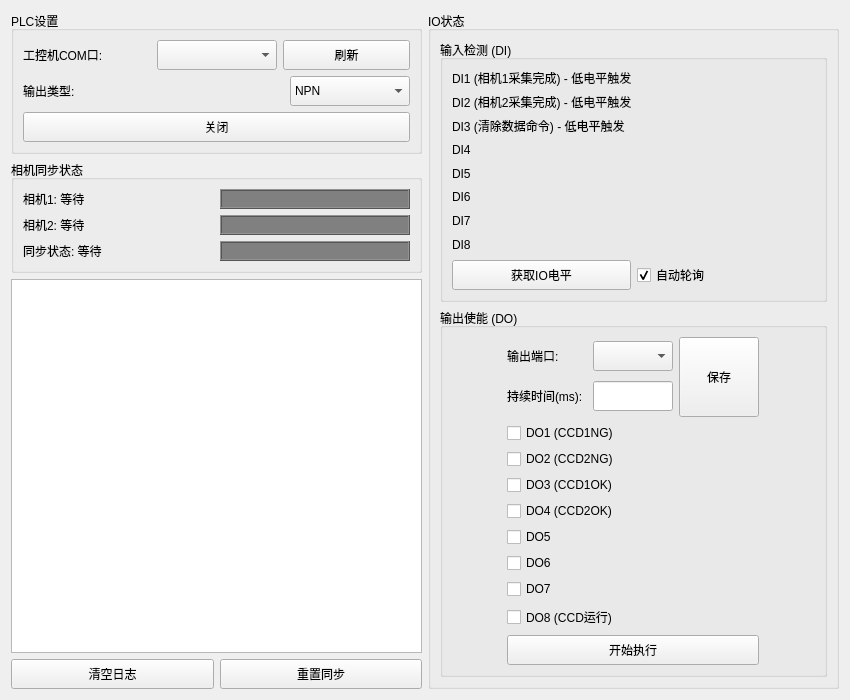
Before: the Qt Designer form Form/ioactionform.ui in qweqewqweqew/WeldSight, drawn with Qt 5.
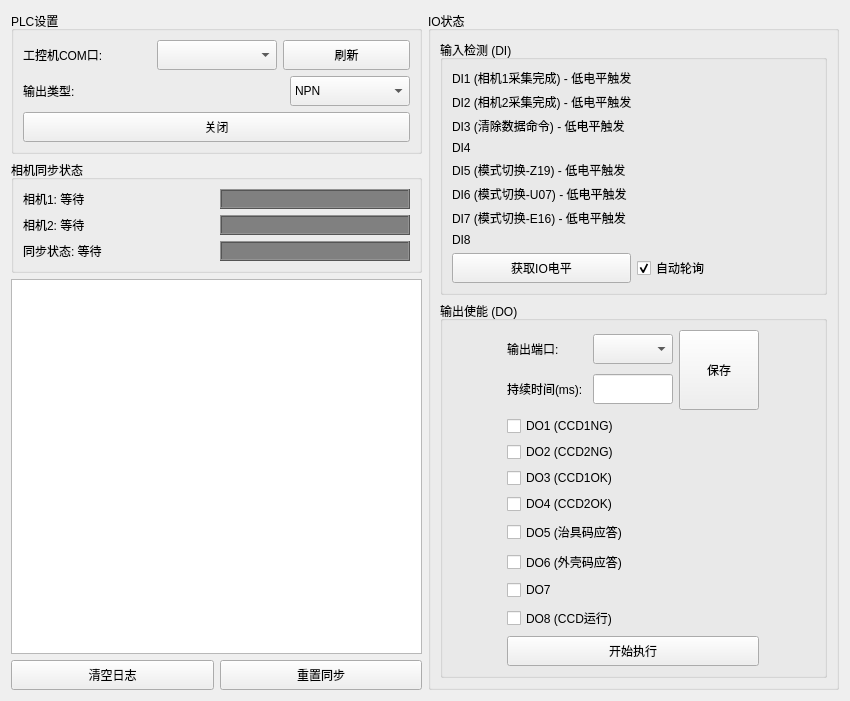
After: the same form once the commit is applied.

Commit message: ui(io): label DI5-7 mode switch and DO5/6 scanner ack functions

What changed in the file:
```diff
--- a/Form/ioactionform.ui
+++ b/Form/ioactionform.ui
@@ -302,21 +302,21 @@
              <item>
               <widget class="QLabel" name="label_48">
                <property name="text">
-                <string>DI5</string>
+                <string>DI5 (模式切换-Z19) - 低电平触发</string>
                </property>
               </widget>
              </item>
              <item>
               <widget class="QLabel" name="label_49">
                <property name="text">
-                <string>DI6</string>
+                <string>DI6 (模式切换-U07) - 低电平触发</string>
                </property>
               </widget>
              </item>
              <item>
               <widget class="QLabel" name="label_50">
                <property name="text">
-                <string>DI7</string>
+                <string>DI7 (模式切换-E16) - 低电平触发</string>
                </property>
               </widget>
              </item>
@@ -398,14 +398,14 @@
              <item>
               <widget class="QCheckBox" name="checkBox_13">
                <property name="text">
-                <string>DO5</string>
+                <string>DO5 (治具码应答)</string>
                </property>
               </widget>
              </item>
              <item>
               <widget class="QCheckBox" name="checkBox_14">
                <property name="text">
-                <string>DO6</string>
+                <string>DO6 (外壳码应答)</string>
                </property>
               </widget>
              </item>
```
